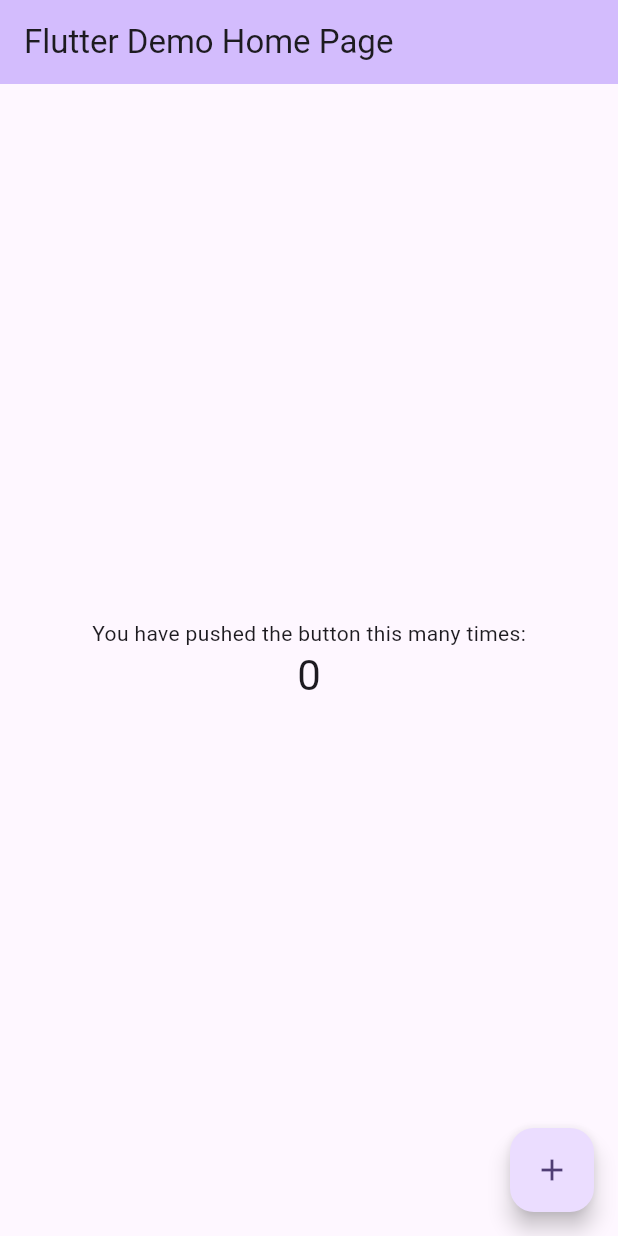
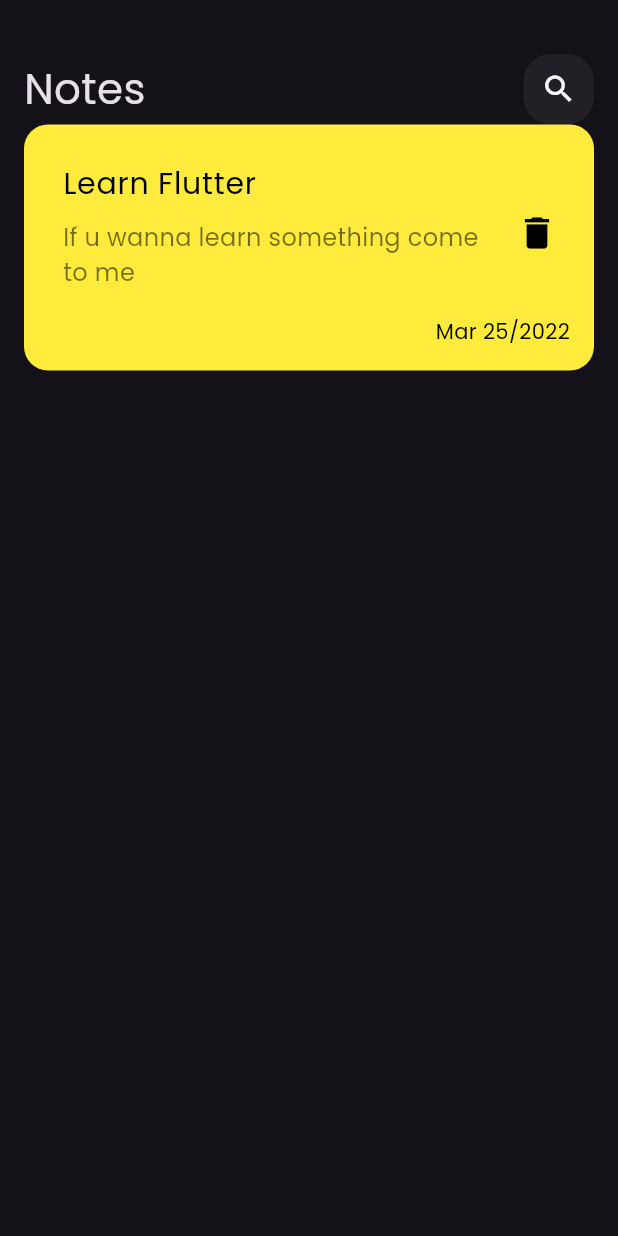
Before and after one commit to Emad-Ayad/MyNotes, a Flutter app: the screen it shows after launch, on a phone screen of 412 x 824 dp. Run offline on Flutter 3.47's test engine with Material 3 defaults, Android fonts, the phone set to English and light mode, and no system bars.

Commit message:
create notes

```diff
--- a/lib/main.dart
+++ b/lib/main.dart
@@ -1,4 +1,5 @@
 import 'package:flutter/material.dart';
+import 'package:mynotes/views/screens/home_screen.dart';
 
 void main() {
   runApp(const MyApp());
@@ -7,119 +8,13 @@ void main() {
 class MyApp extends StatelessWidget {
   const MyApp({super.key});
 
-  // This widget is the root of your application.
   @override
   Widget build(BuildContext context) {
     return MaterialApp(
+      debugShowCheckedModeBanner: false,
       title: 'Flutter Demo',
-      theme: ThemeData(
-        // This is the theme of your application.
-        //
-        // TRY THIS: Try running your application with "flutter run". You'll see
-        // the application has a purple toolbar. Then, without quitting the app,
-        // try changing the seedColor in the colorScheme below to Colors.green
-        // and then invoke "hot reload" (save your changes or press the "hot
-        // reload" button in a Flutter-supported IDE, or press "r" if you used
-        // the command line to start the app).
-        //
-        // Notice that the counter didn't reset back to zero; the application
-        // state is not lost during the reload. To reset the state, use hot
-        // restart instead.
-        //
-        // This works for code too, not just values: Most code changes can be
-        // tested with just a hot reload.
-        colorScheme: ColorScheme.fromSeed(seedColor: Colors.deepPurple),
-        useMaterial3: true,
-      ),
-      home: const MyHomePage(title: 'Flutter Demo Home Page'),
+      theme: ThemeData(fontFamily:'Poppins',brightness: Brightness.dark),
+      home: HomeScreen(),
     );
   }
 }
-
-class MyHomePage extends StatefulWidget {
-  const MyHomePage({super.key, required this.title});
-
-  // This widget is the home page of your application. It is stateful, meaning
-  // that it has a State object (defined below) that contains fields that affect
-  // how it looks.
-
-  // This class is the configuration for the state. It holds the values (in this
-  // case the title) provided by the parent (in this case the App widget) and
-  // used by the build method of the State. Fields in a Widget subclass are
-  // always marked "final".
-
-  final String title;
-
-  @override
-  State<MyHomePage> createState() => _MyHomePageState();
-}
-
-class _MyHomePageState extends State<MyHomePage> {
-  int _counter = 0;
-
-  void _incrementCounter() {
-    setState(() {
-      // This call to setState tells the Flutter framework that something has
-      // changed in this State, which causes it to rerun the build method below
-      // so that the display can reflect the updated values. If we changed
-      // _counter without calling setState(), then the build method would not be
-      // called again, and so nothing would appear to happen.
-      _counter++;
-    });
-  }
-
-  @override
-  Widget build(BuildContext context) {
-    // This method is rerun every time setState is called, for instance as done
-    // by the _incrementCounter method above.
-    //
-    // The Flutter framework has been optimized to make rerunning build methods
-    // fast, so that you can just rebuild anything that needs updating rather
-    // than having to individually change instances of widgets.
-    return Scaffold(
-      appBar: AppBar(
-        // TRY THIS: Try changing the color here to a specific color (to
-        // Colors.amber, perhaps?) and trigger a hot reload to see the AppBar
-        // change color while the other colors stay the same.
-        backgroundColor: Theme.of(context).colorScheme.inversePrimary,
-        // Here we take the value from the MyHomePage object that was created by
-        // the App.build method, and use it to set our appbar title.
-        title: Text(widget.title),
-      ),
-      body: Center(
-        // Center is a layout widget. It takes a single child and positions it
-        // in the middle of the parent.
-        child: Column(
-          // Column is also a layout widget. It takes a list of children and
-          // arranges them vertically. By default, it sizes itself to fit its
-          // children horizontally, and tries to be as tall as its parent.
-          //
-          // Column has various properties to control how it sizes itself and
-          // how it positions its children. Here we use mainAxisAlignment to
-          // center the children vertically; the main axis here is the vertical
-          // axis because Columns are vertical (the cross axis would be
-          // horizontal).
-          //
-          // TRY THIS: Invoke "debug painting" (choose the "Toggle Debug Paint"
-          // action in the IDE, or press "p" in the console), to see the
-          // wireframe for each widget.
-          mainAxisAlignment: MainAxisAlignment.center,
-          children: <Widget>[
-            const Text(
-              'You have pushed the button this many times:',
-            ),
-            Text(
-              '$_counter',
-              style: Theme.of(context).textTheme.headlineMedium,
-            ),
-          ],
-        ),
-      ),
-      floatingActionButton: FloatingActionButton(
-        onPressed: _incrementCounter,
-        tooltip: 'Increment',
-        child: const Icon(Icons.add),
-      ), // This trailing comma makes auto-formatting nicer for build methods.
-    );
-  }
-}
--- /dev/null
+++ b/lib/views/screens/home_screen.dart
@@ -0,0 +1,13 @@
+import 'package:flutter/material.dart';
+import 'package:mynotes/views/widgets/notes_body.dart';
+
+class HomeScreen extends StatelessWidget {
+  const HomeScreen({super.key});
+
+  @override
+  Widget build(BuildContext context) {
+    return Scaffold(
+      body: NotesBody(),
+    );
+  }
+}
--- /dev/null
+++ b/lib/views/widgets/custom_app_bar.dart
@@ -0,0 +1,26 @@
+import 'package:flutter/material.dart';
+import 'package:mynotes/views/widgets/custom_search_icon.dart';
+
+class CustomAppBar extends StatelessWidget {
+  const CustomAppBar({super.key});
+
+  @override
+  Widget build(BuildContext context) {
+    return  const Padding(
+      padding: EdgeInsets.only(top: 20.0),
+      child: Row(
+        mainAxisAlignment: MainAxisAlignment.spaceBetween,
+        children: [
+          Text(
+            "Notes",
+            style: TextStyle(
+              fontSize: 28,
+            ),
+          ),
+          CustomSearchIcon(),
+
+        ],
+      ),
+    );
+  }
+}
--- /dev/null
+++ b/lib/views/widgets/custom_search_icon.dart
@@ -0,0 +1,18 @@
+import 'package:flutter/material.dart';
+
+class CustomSearchIcon extends StatelessWidget {
+  const CustomSearchIcon({super.key});
+
+  @override
+  Widget build(BuildContext context) {
+    return Container(
+      height: 47,
+      width: 47,
+      decoration: BoxDecoration(
+        color: Colors.grey.withOpacity(0.1),
+        borderRadius: BorderRadius.circular(18)
+      ),
+      child: const Icon(Icons.search),
+    );
+  }
+}
--- /dev/null
+++ b/lib/views/widgets/note_tile.dart
@@ -0,0 +1,41 @@
+import 'package:flutter/material.dart';
+
+class NoteTile extends StatelessWidget {
+  const NoteTile({super.key});
+
+  @override
+  Widget build(BuildContext context) {
+    return Container(
+      decoration: BoxDecoration(
+        borderRadius: BorderRadius.circular(16),
+        color: Colors.yellow,
+      ),
+      child: const Padding(
+        padding: EdgeInsets.only(top: 16.0,bottom: 16,left: 10),
+        child: Column(
+          crossAxisAlignment: CrossAxisAlignment.end,
+          children: [
+            ListTile(
+              title: Text(
+                "Learn Flutter",
+                style: TextStyle(color: Colors.black, fontSize: 20),
+              ),
+              subtitle: Padding(
+                padding: EdgeInsets.symmetric(vertical: 10),
+                child: Text(
+                  "If u wanna learn something come to me ",
+                  style: TextStyle(color: Colors.black54, fontSize: 16),
+                ),
+              ),
+              trailing: Icon(Icons.delete,color: Colors.black,size: 28,),
+            ),
+            Padding(
+              padding: EdgeInsets.only(right: 16.0),
+              child: Text("Mar 25/2022",style:TextStyle(color: Colors.black, fontSize: 14) ,),
+            )
+          ],
+        ),
+      ),
+    );
+  }
+}
--- /dev/null
+++ b/lib/views/widgets/notes_body.dart
@@ -0,0 +1,20 @@
+import 'package:flutter/material.dart';
+import 'package:mynotes/views/widgets/custom_app_bar.dart';
+import 'package:mynotes/views/widgets/note_tile.dart';
+
+class NotesBody extends StatelessWidget {
+  const NotesBody({super.key});
+
+  @override
+  Widget build(BuildContext context) {
+    return Padding(
+      padding: const EdgeInsets.all(16.0),
+      child: Column(
+        children: [
+          CustomAppBar(),
+          NoteTile()
+        ],
+      ),
+    );
+  }
+}
```
Also changed, not shown: pubspec.yaml (+6 -11 lines), assets/fonts/Poppins-Regular.ttf (added).
